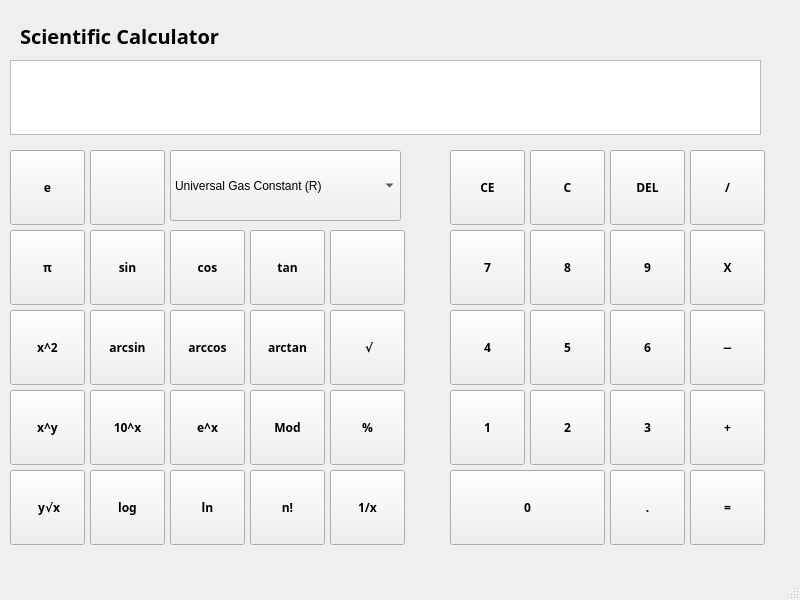
Before: the Qt Designer form scical.ui in karthikkalidas/SciCalculator, drawn with Qt 5.
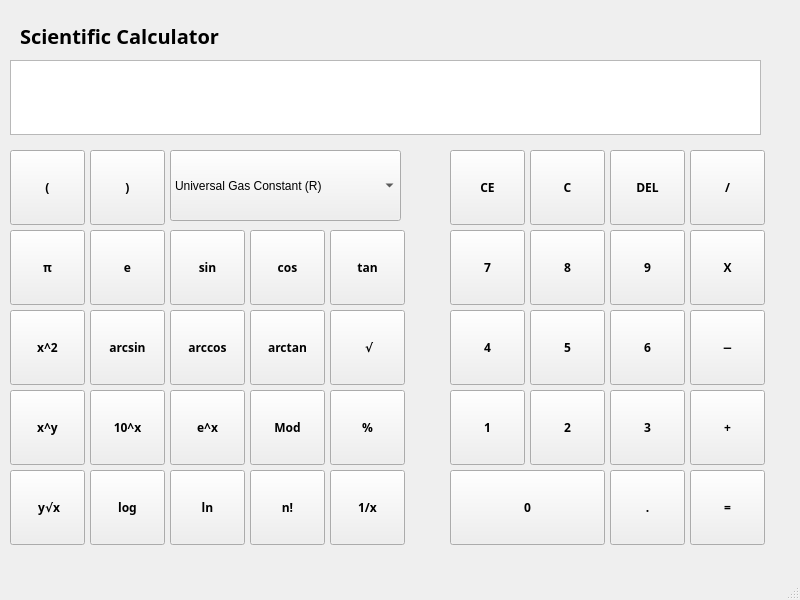
After: the same form once the commit is applied.

Commit message: Input String set up

```diff
--- a/scical.ui
+++ b/scical.ui
@@ -400,7 +400,7 @@
    <widget class="QPushButton" name="sinButton">
     <property name="geometry">
      <rect>
-      <x>90</x>
+      <x>170</x>
       <y>230</y>
       <width>75</width>
       <height>75</height>
@@ -440,7 +440,7 @@
    <widget class="QPushButton" name="tanButton">
     <property name="geometry">
      <rect>
-      <x>250</x>
+      <x>330</x>
       <y>230</y>
       <width>75</width>
       <height>75</height>
@@ -514,7 +514,7 @@
      </font>
     </property>
     <property name="text">
-     <string/>
+     <string>)</string>
     </property>
    </widget>
    <widget class="QPushButton" name="modButton">
@@ -540,8 +540,8 @@
    <widget class="QPushButton" name="eButton">
     <property name="geometry">
      <rect>
-      <x>10</x>
-      <y>150</y>
+      <x>90</x>
+      <y>230</y>
       <width>75</width>
       <height>75</height>
      </rect>
@@ -640,7 +640,7 @@
    <widget class="QPushButton" name="cosButton">
     <property name="geometry">
      <rect>
-      <x>170</x>
+      <x>250</x>
       <y>230</y>
       <width>75</width>
       <height>75</height>
@@ -701,8 +701,8 @@
    <widget class="QPushButton" name="pushButton_37">
     <property name="geometry">
      <rect>
-      <x>330</x>
-      <y>230</y>
+      <x>10</x>
+      <y>150</y>
       <width>75</width>
       <height>75</height>
      </rect>
@@ -715,7 +715,7 @@
      </font>
     </property>
     <property name="text">
-     <string/>
+     <string>(</string>
     </property>
    </widget>
    <widget class="QPushButton" name="percentButton">
```
Left out of the diff: 11 changed lines with no effect on the pictures. The commit also changes 1 other file.
